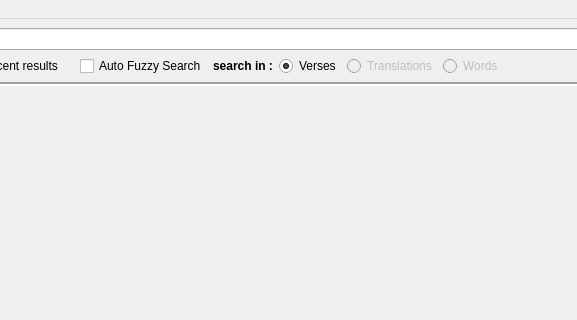
This is src/alfanous-desktop/UI/mainform.ui in Alfanous-team/alfanous as Qt 5 draws it before an edit; both pictures show x 378 to 955 and y 0 to 320 of the 1422 by 580 pixel window. The edited form follows.
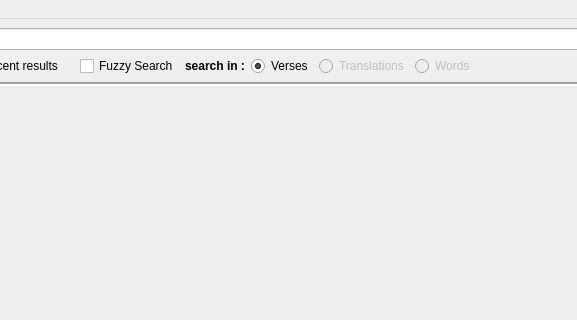
This is the edited form. The open tabs and pages were chosen to show the change. Icons and pictures are not drawn.

Diff of the .ui file:
```diff
--- a/src/alfanous-desktop/UI/mainform.ui
+++ b/src/alfanous-desktop/UI/mainform.ui
@@ -196,7 +196,7 @@
          <bool>true</bool>
         </property>
         <property name="text">
-         <string>Auto Fuzzy Search</string>
+         <string>Fuzzy Search</string>
         </property>
        </widget>
       </item>
```
Left out of the diff: 271 changed lines with no effect on the pictures.
